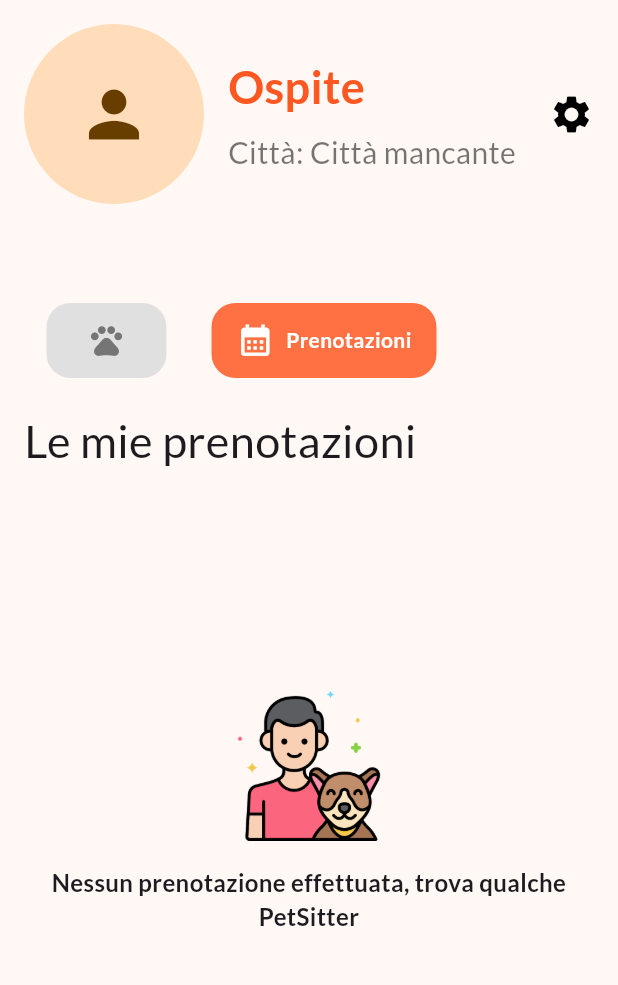
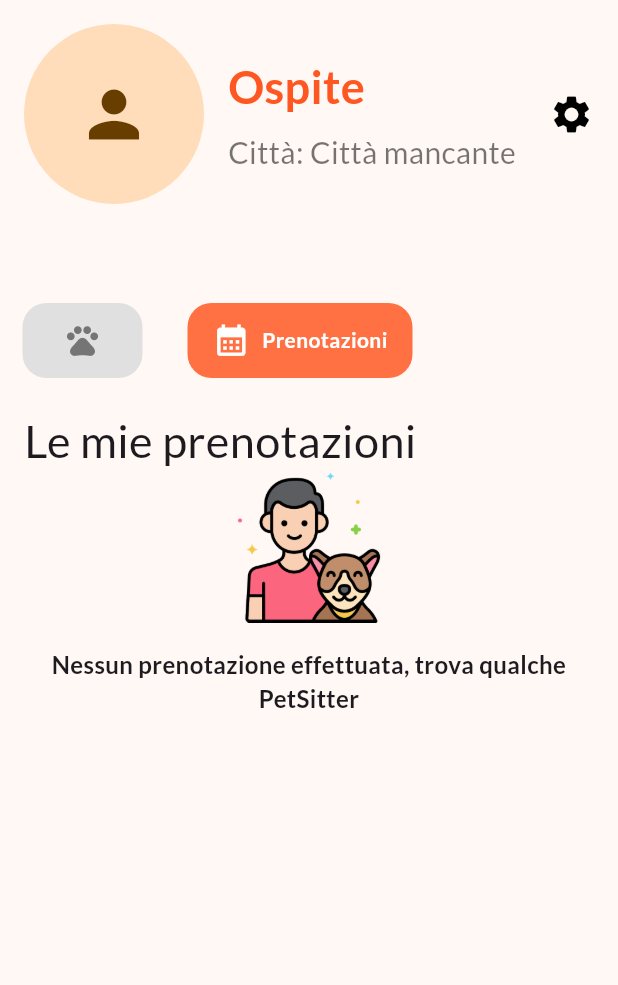
Before and after one commit to MatteoAv/EMAD2024-25_HappyTails, a Flutter app: the UserProfilePage screen opened by its route, after a tap on the "calendar month" icon, on a phone screen of 412 x 824 dp, the part 84-1069 px from its top. Run offline on Flutter 3.47's test engine with Material 3 defaults, Android fonts, the phone set to English and light mode, and no system bars; drawn by our look-alikes of animated_text_kit; our stand-ins replace flutter_riverpod, google_fonts, image_picker, logger, riverpod, sqflite and 3 more; accounts and stored records are empty; project files that could hold a hidden picture were left out.

```diff
--- a/lib/UserManage/screens/profile_page.dart
+++ b/lib/UserManage/screens/profile_page.dart
@@ -74,15 +74,18 @@ SliverToBoxAdapter(
                       CircleAvatar(
                         radius: 60,
                         key: ValueKey(user?.imageUrl),
-            backgroundImage: user != null && user.imageUrl != null ? FileImage(File(user.imageUrl!)) : null,
-            child: user?.imageUrl == null ? const Icon(Icons.person, size: 50) : null,
+                        backgroundImage: user != null && user.imageUrl != null
+                            ? FileImage(File(user.imageUrl!))
+                            : null,
+                        child: user?.imageUrl == null
+                            ? const Icon(Icons.person, size: 50)
+                            : null,
                       ),
                       const SizedBox(width: 16),
                       Expanded(
                         child: Column(
                           crossAxisAlignment: CrossAxisAlignment.start,
                           children: [
-
                             Text(
                               user?.userName ?? 'Ospite',
                               style: const TextStyle(
@@ -114,68 +117,72 @@ SliverToBoxAdapter(
                       ),
                     ],
                   ),
-      loading: () => const Center(child: CircularProgressIndicator()),
+                  loading: () =>
+                      const Center(child: CircularProgressIndicator()),
                   error: (err, _) => Text('Error: $err'),
                 ),
               ),
             ),
 
             // Sliver: Pulsanti di navigazione (Pets e Book)
+
             SliverToBoxAdapter(
               child: Padding(
-        padding: const EdgeInsets.symmetric(horizontal: 16.0),
+                padding: const EdgeInsets.only(top: 50), //Only top padding
                 child: Column(
                   crossAxisAlignment: CrossAxisAlignment.start,
                   children: [
-            const SizedBox(height: 50),
                     Row(
-              mainAxisAlignment: MainAxisAlignment.start,
                       children: [
-                const SizedBox(width: 15,),
+                        const SizedBox(
+                          width: 15,
+                        ),
                         ExpandableButton(
                           icon: Icons.pets,
                           label: 'Animali',
                           isExpanded: isPetsTabSelected,
-                  onTap: () =>
-                      ref.read(tabSelectionProvider.notifier).state = true,
+                          onTap: () => ref
+                              .read(tabSelectionProvider.notifier)
+                              .state = true,
                         ),
                         const SizedBox(width: 30),
                         ExpandableButton(
                           icon: Icons.calendar_month,
                           label: 'Prenotazioni',
                           isExpanded: !isPetsTabSelected,
-                  onTap: () =>
-                      ref.read(tabSelectionProvider.notifier).state = false,
+                          onTap: () => ref
+                              .read(tabSelectionProvider.notifier)
+                              .state = false,
                         ),
                       ],
                     ),
-            const SizedBox(height: 20),
-            Text(
+                    Padding( //Padding only on the text
+                      padding: const EdgeInsets.only(left: 16.0, top: 20,),
+                      child: Text(
                         isPetsTabSelected ? 'I Miei Pets' : 'Le mie prenotazioni',
                         style: const TextStyle(fontSize: 30),
+                      ),
                     ),
                   ],
                 ),
               ),
             ),
+
             // Sliver: Contenuto Tab (Lista di Pets o Lista Prenotazioni)
-    SliverFillRemaining(
-      child: isPetsTabSelected
+            isPetsTabSelected
                 ? petsAsync.when(
-              data: (pets) {
-               if(pets.isNotEmpty){
-               return ListView.builder(
-                physics: NeverScrollableScrollPhysics(),
-                padding: const EdgeInsets.only(top: 16.0),
-                itemCount: pets.length,
-                itemBuilder: (context, index) {
+                    data: (pets) => pets.isNotEmpty
+                        ? SliverList(
+                            delegate: SliverChildBuilderDelegate(
+                              (context, index) {
                                 final pet = pets[index];
-
-                  return PetCard(pet : pet);
+                                return PetCard(pet: pet);
                               },
-              );
-              }else{
-                return Center(
+                              childCount: pets.length,
+                            ),
+                          )
+                        : SliverToBoxAdapter(
+                            child: Center(
                               child: Column(
                                 mainAxisAlignment: MainAxisAlignment.center,
                                 children: [
@@ -195,28 +202,34 @@ SliverToBoxAdapter(
                                   ),
                                 ],
                               ),
-              );
-            }
-
-            },
-              loading: () => const Center(child: CircularProgressIndicator()),
-              error: (err, _) => Center(child: Text('Error: $err')),
+                            ),
+                          ),
+                    loading: () => const SliverToBoxAdapter(
+                      child: Center(child: CircularProgressIndicator()),
+                    ),
+                    error: (err, _) => SliverToBoxAdapter(
+                      child: Center(child: Text('Error: $err')),
+                    ),
                   )
                 : bookingsAsync.when(
-              data: (bookings) {
-                if(bookings.isNotEmpty){
-                return ListView.builder(
-                physics: const NeverScrollableScrollPhysics(),
-                padding: const EdgeInsets.only(top: 16.0),
-                itemCount: bookings.length,
-                itemBuilder: (context, index) {
+                    data: (bookings) => bookings.isNotEmpty
+                        ? SliverList(
+                            delegate: SliverChildBuilderDelegate(
+                              (context, index) {
                                 final booking = bookings[index];
-                  return bookingCard(id: booking.id, bookingBegin: booking.dateBegin, bookingEnd: booking.dateEnd,
-                  bookPrice: booking.price, bookState: booking.state);
+                                return bookingCard(
+                                  id: booking.id,
+                                  bookingBegin: booking.dateBegin,
+                                  bookingEnd: booking.dateEnd,
+                                  bookPrice: booking.price,
+                                  bookState: booking.state,
+                                );
                               },
-              );
-              }else{
-                return Center(
+                              childCount: bookings.length,
+                            ),
+                          )
+                        : SliverToBoxAdapter(
+                            child: Center(
                               child: Column(
                                 mainAxisAlignment: MainAxisAlignment.center,
                                 children: [
@@ -236,13 +249,13 @@ SliverToBoxAdapter(
                                   ),
                                 ],
                               ),
-              );
-              }
-
-          },
-          loading: () => const Center(child: CircularProgressIndicator()),
-          error: (error, stackTrace) =>
-          Center(child: Text('Errore: $error, $stackTrace')),
+                            ),
+                          ),
+                    loading: () => const SliverToBoxAdapter(
+                      child: Center(child: CircularProgressIndicator()),
+                    ),
+                    error: (error, stackTrace) => SliverToBoxAdapter(
+                      child: Center(child: Text('Errore: $error, $stackTrace')),
                     ),
                   ),
     ],
--- a/lib/screens/ricerca/petsitter_page.dart
+++ b/lib/screens/ricerca/petsitter_page.dart
@@ -1,7 +1,5 @@
 import 'package:flutter/material.dart';
 import 'package:happy_tails/UserManage/model/pet.dart';
-import 'package:happy_tails/UserManage/providers/profile_providers.dart';
-import 'package:happy_tails/UserManage/repositories/local_database.dart';
 import 'package:happy_tails/screens/ricerca/petsitter_model.dart';
 import 'package:intl/intl.dart';
 import 'package:supabase_flutter/supabase_flutter.dart';
@@ -55,15 +53,6 @@ class _ProfiloPetsitterState extends ConsumerState<ProfiloPetsitter> {
 
   }
 
-
-    bool setDisp(DateTime date){
-      if (date.weekday == DateTime.saturday || date.weekday == DateTime.sunday) {
-          return false;
-        }
-        return true; // Abilita gli altri giorni
-    }
-
-
     Future<int> checkPrenotazione(int petid, String inizio, String fine) async {
     final prenotazioneResponse = await Supabase.instance.client.rpc(
       'check_booking_overlap', // Nome della funzione RPC in Supabase
@@ -94,9 +83,8 @@ class _ProfiloPetsitterState extends ConsumerState<ProfiloPetsitter> {
           'petsitter_id': petsitter_id,
       },
     );
-    final localDb = await LocalDatabase.instance.database;
-    await LocalDatabase.instance.syncData("bookings", "owner_id", owner_id, localDb);
-    ref.watch(bookingsProvider.notifier).updateBooking();
+
+
 
   }
 
@@ -379,12 +367,6 @@ class _ProfiloPetsitterState extends ConsumerState<ProfiloPetsitter> {
                                   context: context,
                                   firstDate: DateTime.now(),
                                   lastDate: DateTime(2100),
-                                  selectableDayPredicate: (DateTime date, DateTime? start, DateTime? end){
-                                    if(date.weekday == DateTime.saturday){
-                                      return false;
-                                    }
-                                    return true;
-                                  },
                                   initialDateRange: selectedDateRange,
                                 );
                                 if (dateRange != null) {
```
Also changed, not shown: pubspec.lock, 1 other file. Lines whose indentation alone changed are shown as unchanged.
